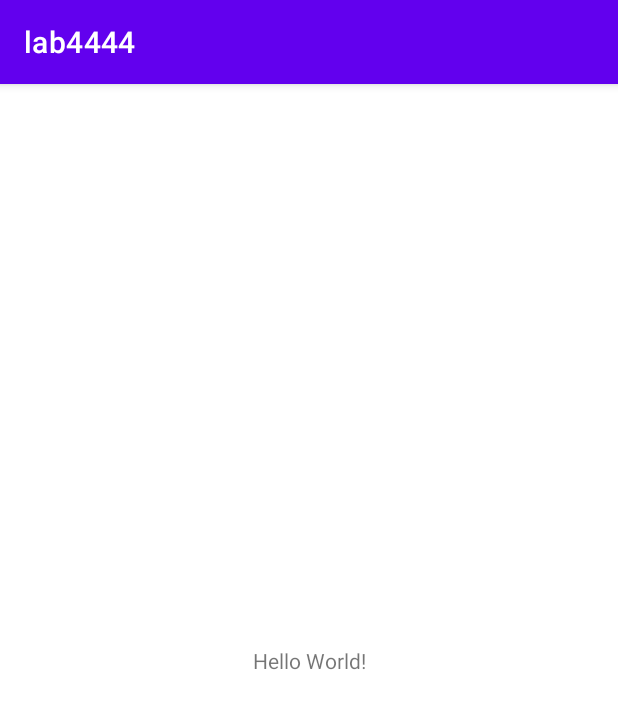
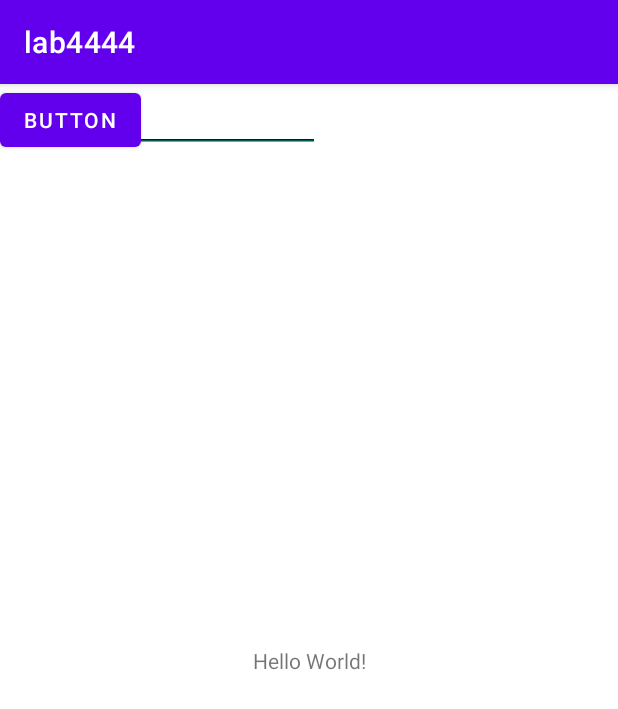
Before and after one commit to AnjanaChanakya/lab044, an Android app: the screen it shows after launch (MainActivity), on a phone screen of 412 x 824 dp. Shown: the top 709 px of the screen. Run offline under Robolectric (Android 15) with nearby library versions, the phone set to English and light mode, and no system bars.

Commit message:
Initial Commit

```diff
--- a/app/src/main/res/layout/activity_main.xml
+++ b/app/src/main/res/layout/activity_main.xml
@@ -15,4 +15,41 @@
         app:layout_constraintStart_toStartOf="parent"
         app:layout_constraintTop_toTopOf="parent" />
 
+    <Button
+        android:id="@+id/button"
+        android:layout_width="wrap_content"
+        android:layout_height="wrap_content"
+        android:text="Button"
+        tools:layout_editor_absoluteX="168dp"
+        tools:layout_editor_absoluteY="234dp" />
+
+    <EditText
+        android:id="@+id/editTextTextPersonName"
+        android:layout_width="wrap_content"
+        android:layout_height="wrap_content"
+        android:ems="10"
+        android:inputType="textPersonName"
+        android:text="Name"
+        tools:layout_editor_absoluteX="89dp"
+        tools:layout_editor_absoluteY="112dp" />
+
+    <EditText
+        android:id="@+id/editTextTextPersonName2"
+        android:layout_width="wrap_content"
+        android:layout_height="wrap_content"
+        android:ems="10"
+        android:inputType="textPersonName"
+        android:text="Name"
+        tools:layout_editor_absoluteX="74dp"
+        tools:layout_editor_absoluteY="491dp" />
+
+    <EditText
+        android:id="@+id/editTextTextPassword"
+        android:layout_width="wrap_content"
+        android:layout_height="wrap_content"
+        android:ems="10"
+        android:inputType="textPassword"
+        tools:layout_editor_absoluteX="52dp"
+        tools:layout_editor_absoluteY="375dp" />
+
 </androidx.constraintlayout.widget.ConstraintLayout>
```
